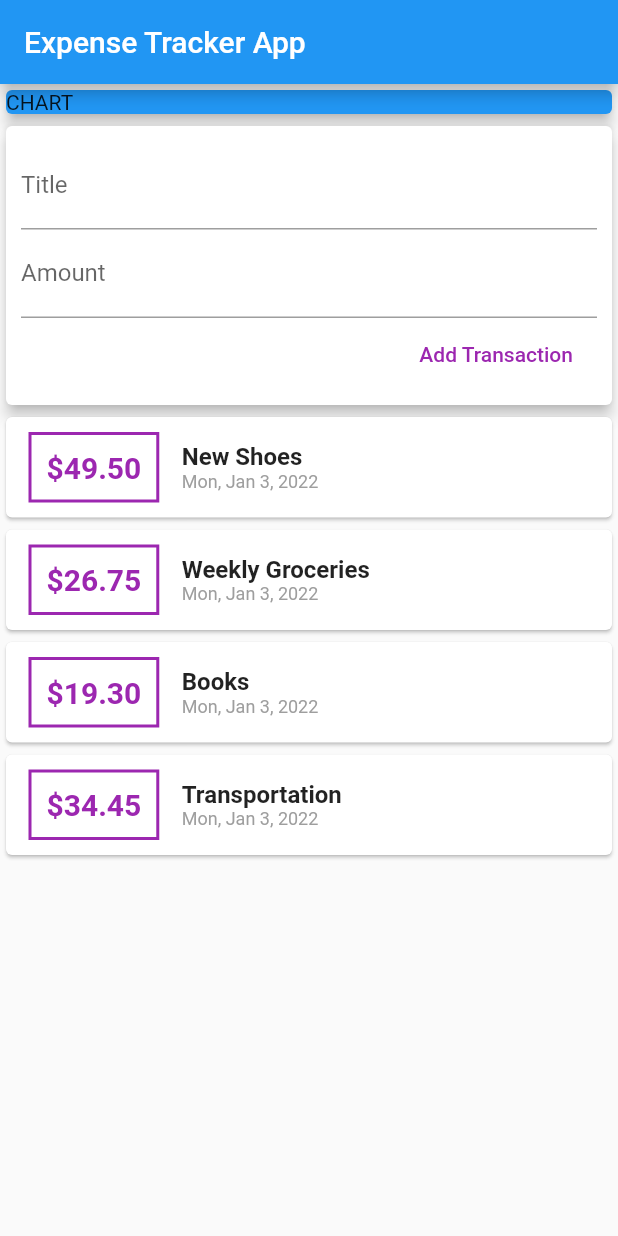
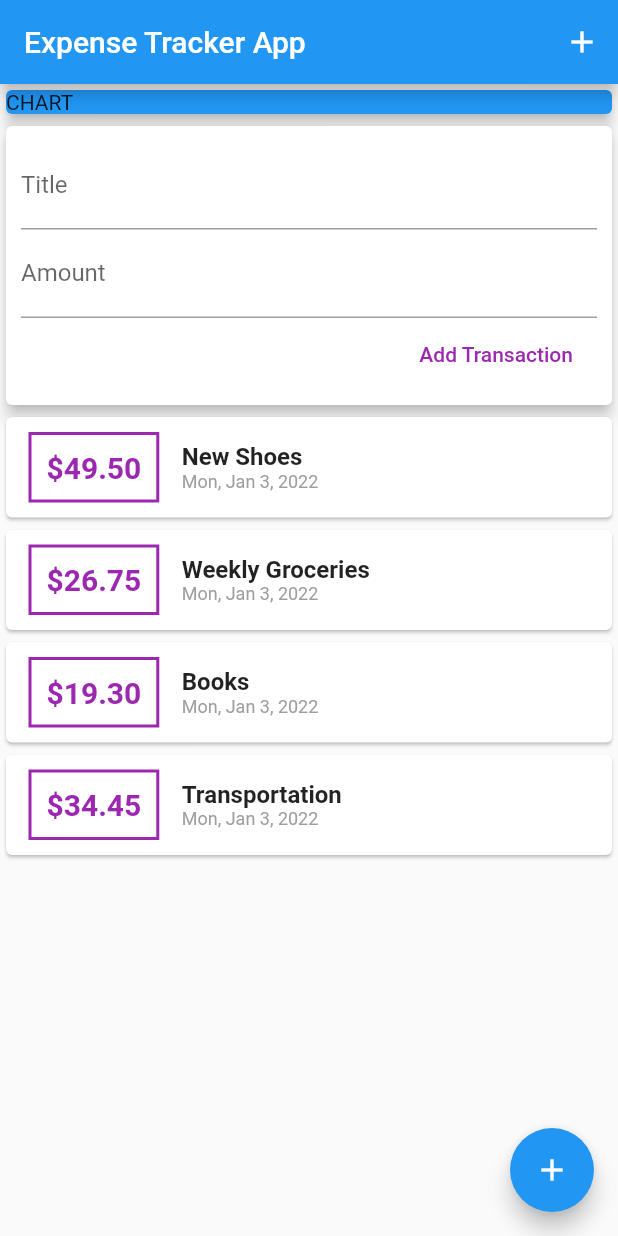
Before and after one commit to elvan/expense_tracker_app_flutter_example, a Flutter app: the screen it shows after launch, on a phone screen of 412 x 824 dp. Run offline on Flutter 3.47's test engine with Material 2 defaults, Android fonts, the phone set to English and light mode, and no system bars.

Commit message:
adding AppBar buttons and floating action buttons

```diff
--- a/lib/pages/home_page.dart
+++ b/lib/pages/home_page.dart
@@ -10,6 +10,12 @@ class HomePage extends StatelessWidget {
     return Scaffold(
       appBar: AppBar(
         title: const Text('Expense Tracker App'),
+        actions: [
+          IconButton(
+            icon: const Icon(Icons.add),
+            onPressed: () {},
+          ),
+        ],
       ),
       body: SingleChildScrollView(
         child: Column(
@@ -28,6 +34,10 @@ class HomePage extends StatelessWidget {
           ],
         ),
       ),
+      floatingActionButton: FloatingActionButton(
+        child: const Icon(Icons.add),
+        onPressed: () {},
+      ),
     );
   }
 }
```
